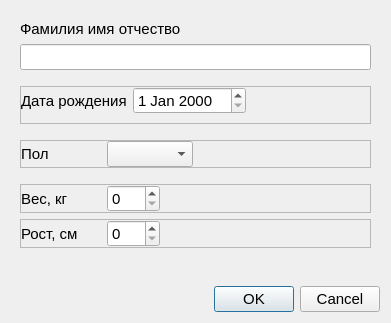
The window that client_widgets/database_widgets/patientkarddialog.ui (grigp/a-analyser) describes before a commit, drawn with Qt 5.
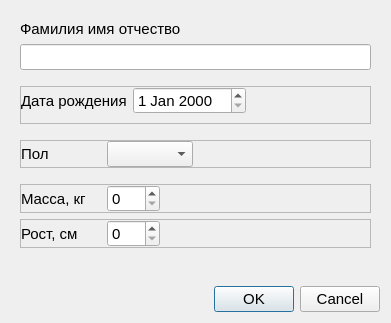
The same window after the commit.

What changed in the file:
```diff
--- a/client_widgets/database_widgets/patientkarddialog.ui
+++ b/client_widgets/database_widgets/patientkarddialog.ui
@@ -213,7 +213,7 @@
             </size>
            </property>
            <property name="text">
-            <string>Вес, кг</string>
+            <string>Масса, кг</string>
            </property>
           </widget>
          </item>
```
